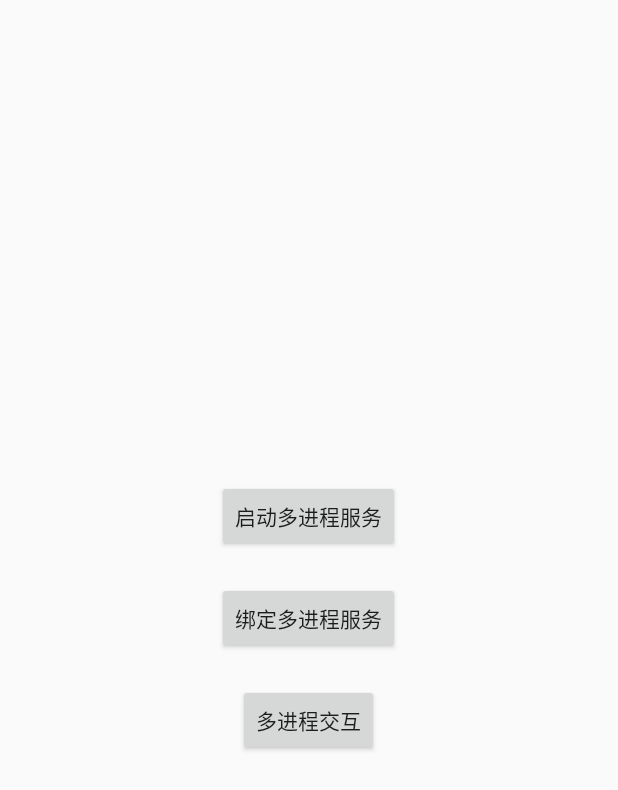
After one commit to linqssonny/Project, an Android app: the MultiProcessActivity screen opened directly, with no data from a screen before it, on a phone screen of 412 x 824 dp. The commit adds this screen. Shown: the top 790 px of the screen. Run offline under Robolectric (Android 15) with nearby library versions, the phone set to English and light mode, and no system bars.

Commit message:
增加多进程服务案例

```diff
--- a/app/src/main/AndroidManifest.xml
+++ b/app/src/main/AndroidManifest.xml
@@ -48,6 +48,10 @@
         <meta-data
             android:name="com.amap.api.v2.apikey"
             android:value="189d938d4e36d1804ac493c83121b789"></meta-data>
+
+        <!--多进程-->
+        <activity android:name=".process.MultiProcessActivity"/>
+        <service android:name=".process.MultiProcessService" android:process=":sonny"/>
     </application>
 
 </manifest>
--- /dev/null
+++ b/app/src/main/res/layout/activity_multi_process.xml
@@ -0,0 +1,28 @@
+<?xml version="1.0" encoding="utf-8"?>
+<LinearLayout xmlns:android="http://schemas.android.com/apk/res/android"
+    android:layout_width="match_parent"
+    android:layout_height="match_parent"
+    android:gravity="center"
+    android:orientation="vertical">
+
+    <Button
+        android:id="@+id/btn_multi_process_start"
+        android:layout_width="wrap_content"
+        android:layout_height="wrap_content"
+        android:text="启动多进程服务" />
+
+    <Button
+        android:id="@+id/btn_multi_process_bind"
+        android:layout_width="wrap_content"
+        android:layout_height="wrap_content"
+        android:layout_marginTop="20dp"
+        android:text="绑定多进程服务" />
+
+    <Button
+        android:id="@+id/btn_multi_process_interactive"
+        android:layout_width="wrap_content"
+        android:layout_height="wrap_content"
+        android:layout_marginTop="20dp"
+        android:text="多进程交互" />
+
+</LinearLayout>
--- a/gradle.properties
+++ b/gradle.properties
@@ -17,6 +17,6 @@
 # http://www.gradle.org/docs/current/userguide/multi_project_builds.html#sec:decoupled_projects
 # org.gradle.parallel=true
 ANDROID_COMPILE_SDK_VERSION = 25
-ANDROID_BUILD_TOOLS_VERSION = 25.0.2
+ANDROID_BUILD_TOOLS_VERSION = 25.0.3
 ANDROID_MIN_SDK_VERSION = 14
 ANDROID_TARGET_SDK_VERSION = 25
--- a/refresh/build.gradle
+++ b/refresh/build.gradle
@@ -21,9 +21,9 @@ android {
 dependencies {
     compile fileTree(include: ['*.jar'], dir: 'libs')
     compile project(':utilslibs')
-    compile 'com.android.support:recyclerview-v7:24.2.1'
+    compile 'com.android.support:recyclerview-v7:25.3.1'
     //https://github.com/jianghejie/XRecyclerView
-    compile 'com.jcodecraeer:xrecyclerview:1.2.7'
+    compile 'com.jcodecraeer:xrecyclerview:1.3.2'
     //https://github.com/timehop/sticky-headers-recyclerview(分组头部)
     //compile 'com.timehop.stickyheadersrecyclerview:library:0.4.3'
 }
--- a/share/build.gradle
+++ b/share/build.gradle
@@ -25,6 +25,6 @@ dependencies {
     compile files('libs/open_sdk_r5756.jar')
     //微信  第一个包含统计功能
     //compile 'com.tencent.mm.opensdk:wechat-sdk-android-with-mta:+'
-    compile 'com.tencent.mm.opensdk:wechat-sdk-android-without-mta:+'
+    compile 'com.tencent.mm.opensdk:wechat-sdk-android-without-mta:0.0.8'
     compile project(':utilslibs')
 }
--- a/utilslibs/build.gradle
+++ b/utilslibs/build.gradle
@@ -20,5 +20,5 @@ android {
 
 dependencies {
     compile fileTree(include: ['*.jar'], dir: 'libs')
-    compile 'com.android.support:appcompat-v7:25.0.1'
+    compile 'com.android.support:appcompat-v7:25.3.1'
 }
--- a/utilslibs/src/main/java/com/library/utils/bitmap/BitmapUtils.java
+++ b/utilslibs/src/main/java/com/library/utils/bitmap/BitmapUtils.java
@@ -125,7 +125,6 @@ public class BitmapUtils {
     public static void recycleBitmap(Bitmap bitmap) {
         if (bitmap != null && !bitmap.isRecycled()) {
             bitmap.recycle();
-            bitmap = null;
         }
     }
 
@@ -211,7 +210,7 @@ public class BitmapUtils {
      * @return
      */
     public static byte[] bitmap2Bytes(Bitmap bitmap, int quality) {
-        if (bitmap == null || (bitmap != null && bitmap.isRecycled())) {
+        if (bitmap == null || bitmap.isRecycled()) {
             return null;
         }
         ByteArrayOutputStream byteArrayOutputStream = new ByteArrayOutputStream();
--- a/utilslibs/src/main/java/com/library/utils/file/FileUtils.java
+++ b/utilslibs/src/main/java/com/library/utils/file/FileUtils.java
@@ -95,6 +95,8 @@ public class FileUtils {
             fos.flush();
             success = true;
         } catch (Exception e) {
+
+        } finally {
             StreamUtils.close(fos);
             StreamUtils.close(inputStream);
         }
```
Also changed, not shown: app/src/main/java/com/sonny/project/MainActivity.java (+9 -1 lines), app/src/main/java/com/sonny/project/process/MultiProcessActivity.java (added, +100 -0 lines), app/src/main/java/com/sonny/project/process/MultiProcessService.java (added, +28 -0 lines), app/src/main/java/com/sonny/project/thread/ThreadActivity.java (+4 -4 lines), app/src/main/res/layout/activity_main.xml (+7 -0 lines), app/src/main/aidl/com/sonny/project/IMyAidlInterface.aidl (added).
